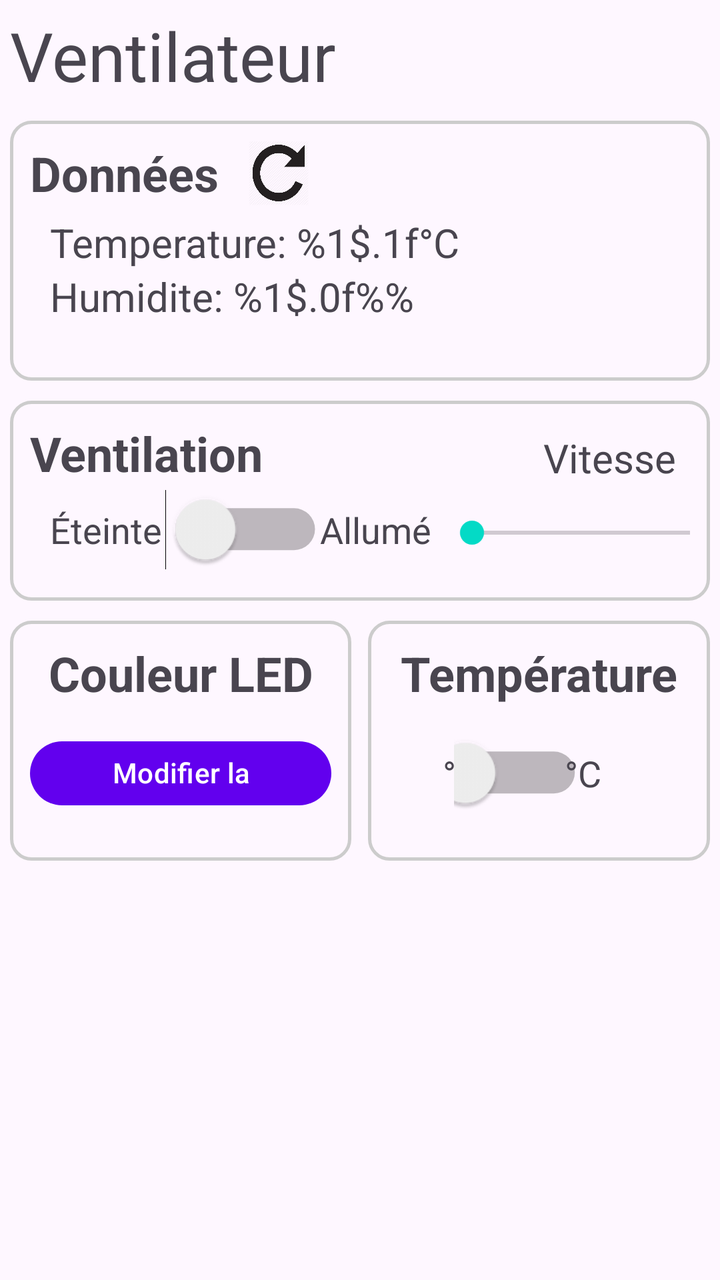
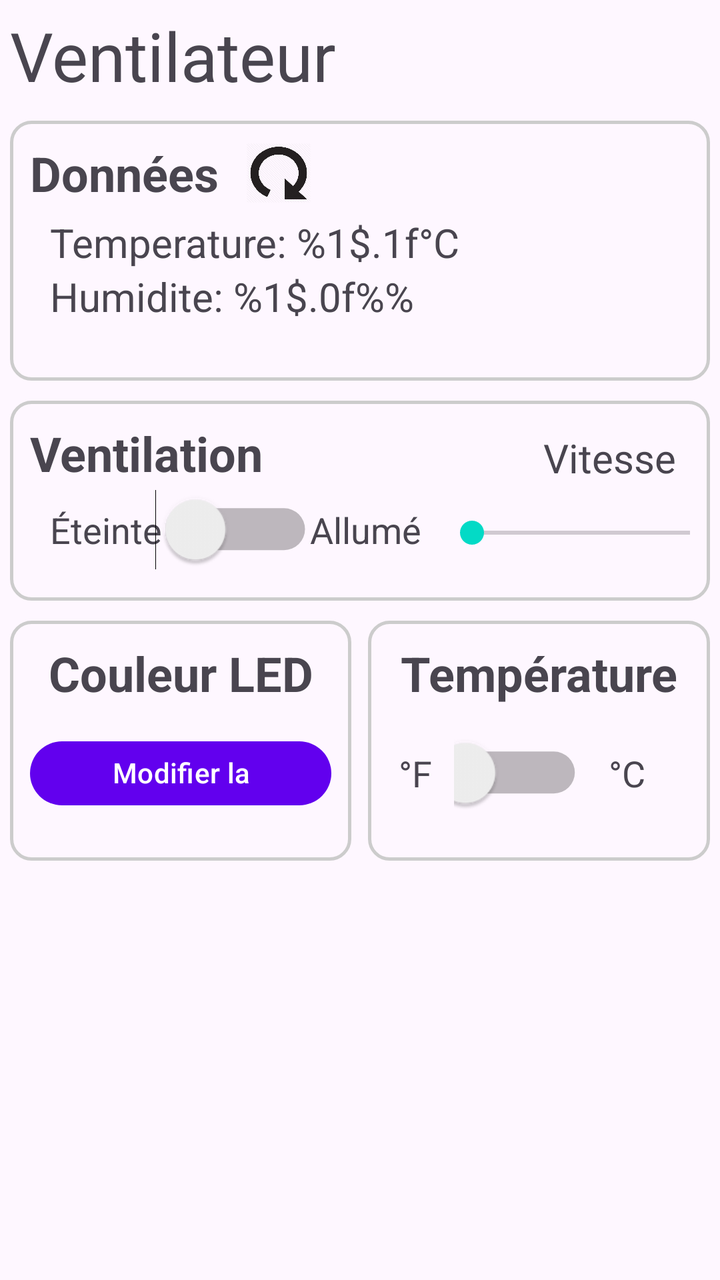

The first picture is an Android layout as it rendered before a commit; the second is the same layout after the commit. The layout source and the unified diff follow.
<!-- AndroidManifest.xml: application theme Theme.ObjetConnecteApplication -->
<!-- res/layout/fragment_accueil.xml -->
<?xml version="1.0" encoding="utf-8"?>
<androidx.constraintlayout.widget.ConstraintLayout xmlns:android="http://schemas.android.com/apk/res/android"
    android:layout_width="match_parent"
    xmlns:tools="http://schemas.android.com/tools"
    xmlns:app="http://schemas.android.com/apk/res-auto"
    android:layout_height="match_parent">

    <TextView
        android:id="@+id/tv_titre_vue_accueil"
        android:layout_width="wrap_content"
        android:layout_height="wrap_content"
        android:layout_marginStart="5dp"
        android:layout_marginTop="5dp"
        android:text="@string/ventilateur"
        android:textSize="34sp"
        app:layout_constraintStart_toStartOf="parent"
        app:layout_constraintTop_toTopOf="parent" />

    <androidx.constraintlayout.widget.ConstraintLayout
        android:id="@+id/layout_donnees"
        android:layout_width="0dp"
        android:layout_height="130dp"
        android:layout_marginStart="5dp"
        android:layout_marginTop="10dp"
        android:layout_marginEnd="5dp"
        android:background="@drawable/customborder"
        app:layout_constraintEnd_toEndOf="parent"
        app:layout_constraintStart_toStartOf="parent"
        app:layout_constraintTop_toBottomOf="@+id/tv_titre_vue_accueil">


        <TextView
            android:id="@+id/tv_donnees"
            android:layout_width="wrap_content"
            android:layout_height="wrap_content"
            android:text="@string/donnees"
            android:textSize="24sp"
            android:textStyle="bold"
            app:layout_constraintStart_toStartOf="parent"
            app:layout_constraintTop_toTopOf="parent" />

        <ImageButton
            android:id="@+id/btn_refresh_status"
            android:layout_width="30dp"
            android:layout_height="0dp"
            android:layout_marginStart="15dp"
            android:background="@drawable/reload_icon_16891"
            app:layout_constraintBottom_toBottomOf="@+id/tv_donnees"
            app:layout_constraintStart_toEndOf="@+id/tv_donnees"
            app:layout_constraintTop_toTopOf="@+id/tv_donnees" />

        <TextView
            android:id="@+id/tv_temperature"
            android:layout_width="wrap_content"
            android:layout_height="wrap_content"
            android:layout_marginStart="10dp"
            android:layout_marginTop="5dp"
            android:text="@string/temperature"
            android:textSize="20sp"
            app:layout_constraintStart_toStartOf="@+id/tv_donnees"
            app:layout_constraintTop_toBottomOf="@+id/tv_donnees" />

        <TextView
            android:id="@+id/tv_humidite"
            android:layout_width="wrap_content"
            android:layout_height="wrap_content"
            android:text="@string/humidite"
            android:textSize="20sp"
            app:layout_constraintStart_toStartOf="@+id/tv_temperature"
            app:layout_constraintTop_toBottomOf="@+id/tv_temperature" />

    </androidx.constraintlayout.widget.ConstraintLayout>

    <androidx.constraintlayout.widget.ConstraintLayout
        android:id="@+id/layout_ventilation"
        android:layout_width="0dp"
        android:layout_height="100dp"
        android:layout_marginTop="10dp"
        android:background="@drawable/customborder"
        app:layout_constraintEnd_toEndOf="@+id/layout_donnees"
        app:layout_constraintStart_toStartOf="@+id/layout_donnees"
        app:layout_constraintTop_toBottomOf="@+id/layout_donnees">

        <TextView
            android:id="@+id/tv_ventilation"
            android:layout_width="wrap_content"
            android:layout_height="wrap_content"
            android:text="@string/ventilation_titre"
            android:textSize="24sp"
            android:textStyle="bold"
            app:layout_constraintStart_toStartOf="parent"
            app:layout_constraintTop_toTopOf="parent" />

        <TextView
            android:id="@+id/tv_ventilation_eteint"
            android:layout_width="wrap_content"
            android:layout_height="wrap_content"
            android:layout_marginStart="10dp"
            android:layout_marginTop="10dp"
            android:text="@string/eteinte"
            android:textSize="18sp"
            app:layout_constraintStart_toStartOf="@+id/tv_ventilation"
            app:layout_constraintTop_toBottomOf="@+id/tv_ventilation" />

        <Switch
            android:id="@+id/switch_ventilation"
            android:layout_width="0dp"
            android:layout_height="37dp"
            android:layout_marginStart="15dp"
            android:scaleX="1.5"
            android:scaleY="1.5"
            app:layout_constraintBottom_toBottomOf="@+id/tv_ventilation_eteint"
            app:layout_constraintStart_toEndOf="@+id/tv_ventilation_eteint"
            app:layout_constraintTop_toTopOf="@+id/tv_ventilation_eteint"
            tools:ignore="UseSwitchCompatOrMaterialXml" />

        <TextView
            android:id="@+id/tv_ventilation_allume"
            android:layout_width="wrap_content"
            android:layout_height="wrap_content"
            android:layout_marginStart="10dp"
            android:text="@string/allume"
            android:textSize="18sp"
            app:layout_constraintBottom_toBottomOf="@+id/tv_ventilation_eteint"
            app:layout_constraintStart_toEndOf="@+id/switch_ventilation"
            app:layout_constraintTop_toTopOf="@+id/tv_ventilation_eteint"
            app:layout_constraintVertical_bias="0.0" />

        <TextView
            android:id="@+id/tv_ventilation_vitesse"
            android:layout_width="wrap_content"
            android:layout_height="wrap_content"
            android:layout_marginStart="140dp"
            android:layout_marginTop="5dp"
            android:text="@string/vitesse_titre"
            android:textSize="20sp"
            app:layout_constraintStart_toEndOf="@+id/tv_ventilation"
            app:layout_constraintTop_toTopOf="parent" />

        <SeekBar
            android:id="@+id/seekBar_vitesse"
            android:layout_width="170dp"
            android:layout_height="wrap_content"
            android:layout_marginTop="15dp"
            app:layout_constraintEnd_toEndOf="@+id/tv_ventilation_vitesse"
            app:layout_constraintStart_toStartOf="@+id/tv_ventilation_vitesse"
            app:layout_constraintTop_toBottomOf="@+id/tv_ventilation_vitesse" />

    </androidx.constraintlayout.widget.ConstraintLayout>

    <LinearLayout
        android:id="@+id/ll_led_temp"
        android:layout_width="0dp"
        android:layout_height="120dp"
        android:layout_marginTop="10dp"
        android:orientation="horizontal"
        app:layout_constraintEnd_toEndOf="@+id/layout_ventilation"
        app:layout_constraintStart_toStartOf="@+id/layout_ventilation"
        app:layout_constraintTop_toBottomOf="@+id/layout_ventilation">

        <androidx.constraintlayout.widget.ConstraintLayout
            android:id="@+id/layout_led"
            android:layout_width="0dp"
            android:layout_height="match_parent"
            android:layout_weight="1"
            android:background="@drawable/customborder">

            <TextView
                android:id="@+id/tv_couleur_led"
                android:layout_width="0dp"
                android:layout_height="wrap_content"
                android:gravity="center"
                android:text="@string/couleur_led_titre"
                android:textSize="24sp"
                android:textStyle="bold"
                app:layout_constraintEnd_toEndOf="parent"
                app:layout_constraintStart_toStartOf="parent"
                app:layout_constraintTop_toTopOf="parent" />

            <Button
                android:id="@+id/btn_modifier_couleur"
                android:layout_width="0dp"
                android:layout_height="40dp"
                android:text="@string/modifier_la_couleur"
                app:layout_constraintBottom_toBottomOf="parent"
                app:layout_constraintEnd_toEndOf="@+id/tv_couleur_led"
                app:layout_constraintStart_toStartOf="@+id/tv_couleur_led"
                app:layout_constraintTop_toBottomOf="@+id/tv_couleur_led" />
        </androidx.constraintlayout.widget.ConstraintLayout>

        <Space
            android:layout_width="wrap_content"
            android:layout_height="wrap_content"
            android:layout_weight="0.05" />

        <androidx.constraintlayout.widget.ConstraintLayout
            android:id="@+id/layout_temperature"
            android:layout_width="0dp"
            android:layout_height="match_parent"
            android:layout_weight="1"
            android:background="@drawable/customborder">

            <TextView
                android:id="@+id/tv_temperature_titre"
                android:layout_width="0dp"
                android:layout_height="wrap_content"
                android:gravity="center"
                android:text="@string/temp_rature_titre"
                android:textSize="24sp"
                android:textStyle="bold"
                app:layout_constraintEnd_toEndOf="parent"
                app:layout_constraintStart_toStartOf="parent"
                app:layout_constraintTop_toTopOf="parent" />

            <LinearLayout
                android:layout_width="0dp"
                android:layout_height="0dp"
                android:orientation="horizontal"
                app:layout_constraintBottom_toBottomOf="parent"
                app:layout_constraintEnd_toEndOf="@+id/tv_temperature_titre"
                app:layout_constraintStart_toStartOf="@+id/tv_temperature_titre"
                app:layout_constraintTop_toBottomOf="@+id/tv_temperature_titre">

                <TextView
                    android:id="@+id/tv_temperature_type_f"
                    android:layout_width="0dp"
                    android:layout_height="match_parent"
                    android:layout_weight="1"
                    android:gravity="center|right"
                    android:text="@string/temperature_type_f"
                    android:textSize="18sp" />

                <Switch
                    android:id="@+id/switch_temperature_type"
                    android:layout_width="0dp"
                    android:layout_height="match_parent"
                    android:layout_weight="1"
                    android:scaleX="1.5"
                    android:scaleY="1.5"
                    tools:ignore="UseSwitchCompatOrMaterialXml" />

                <TextView
                    android:id="@+id/tv_temperature_type_c"
                    android:layout_width="wrap_content"
                    android:layout_height="match_parent"
                    android:layout_weight="1"
                    android:gravity="center|left"
                    android:text="@string/temperature_type_c"
                    android:textSize="18sp" />
            </LinearLayout>

        </androidx.constraintlayout.widget.ConstraintLayout>

    </LinearLayout>

</androidx.constraintlayout.widget.ConstraintLayout>
<!-- resources referenced by this layout -->
<resources>
  <!-- drawable customborder (drawable) -->
  <?xml version="1.0" encoding="UTF-8"?>
  <shape xmlns:android="http://schemas.android.com/apk/res/android" android:shape="rectangle">
      <corners android:radius="10dp"/>
      <padding android:left="10dp" android:right="10dp" android:top="10dp" android:bottom="10dp"/>
      <stroke android:width="1.5dp" android:color="#CCCCCC"/>
  </shape>
  <!-- drawable reload_icon_16891: png bitmap (drawable, 21418 bytes) -->
  <string name="allume">Allumé</string>
  <string name="couleur_led_titre">Couleur LED</string>
  <string name="donnees">Données</string>
  <string name="eteinte">Éteinte</string>
  <string name="humidite">Humidite: %1$.0f%%</string>
  <string name="modifier_la_couleur">Modifier la couleur</string>
  <string name="temp_rature_titre">Température</string>
  <string name="temperature">Temperature: %1$.1f°C</string>
  <string name="temperature_type_c">°C</string>
  <string name="temperature_type_f">°F</string>
  <string name="ventilateur">Ventilateur</string>
  <string name="ventilation_titre">Ventilation</string>
  <string name="vitesse_titre">Vitesse</string>
  <style name="Theme.ObjetConnecteApplication" parent="Base.Theme.ObjetConnecteApplication" />
  <style name="Base.Theme.ObjetConnecteApplication" parent="Theme.Material3.DayNight.NoActionBar">
          
          <item name="colorPrimary">@color/colorPrimary</item> 
          <item name="colorOnPrimary">@color/colorOnPrimary</item> 
  
          <item name="colorSecondary">@color/colorSecondary</item> 
          <item name="colorOnSecondary">@color/colorOnSecondary</item> 
  
          
          <item name="buttonStyle">@style/ButtonStyle</item>
      </style>
  <color name="colorPrimary">#6200EE</color>
  <color name="colorOnPrimary">#FFFFFF</color>
  <color name="colorSecondary">#03DAC6</color>
  <color name="colorOnSecondary">#000000</color>
  <style name="ButtonStyle">
          <item name="android:backgroundTint">@color/colorButtonBackground</item>
          <item name="android:textColor">@color/colorButtonText</item>
      </style>
  <color name="colorButtonBackground">#FF6200</color>
  <color name="colorButtonText">#FFFFFF</color>
</resources>

<!-- the commit's change to res/layout/fragment_accueil.xml (unified diff, before → after) -->
@@ -1,8 +1,8 @@
 <?xml version="1.0" encoding="utf-8"?>
 <androidx.constraintlayout.widget.ConstraintLayout xmlns:android="http://schemas.android.com/apk/res/android"
+    xmlns:app="http://schemas.android.com/apk/res-auto"
+    xmlns:tools="http://schemas.android.com/tools"
     android:layout_width="match_parent"
-    xmlns:tools="http://schemas.android.com/tools"
-    xmlns:app="http://schemas.android.com/apk/res-auto"
     android:layout_height="match_parent">
 
     <TextView
@@ -45,6 +45,7 @@
             android:layout_height="0dp"
             android:layout_marginStart="15dp"
             android:background="@drawable/reload_icon_16891"
+            android:rotation="90"
             app:layout_constraintBottom_toBottomOf="@+id/tv_donnees"
             app:layout_constraintStart_toEndOf="@+id/tv_donnees"
             app:layout_constraintTop_toTopOf="@+id/tv_donnees" />
@@ -106,7 +107,7 @@
             android:id="@+id/switch_ventilation"
             android:layout_width="0dp"
             android:layout_height="37dp"
-            android:layout_marginStart="15dp"
+            android:layout_marginStart="10dp"
             android:scaleX="1.5"
             android:scaleY="1.5"
             app:layout_constraintBottom_toBottomOf="@+id/tv_ventilation_eteint"
@@ -230,14 +231,24 @@
                     android:text="@string/temperature_type_f"
                     android:textSize="18sp" />
 
+                <Space
+                    android:layout_width="wrap_content"
+                    android:layout_height="wrap_content"
+                    android:layout_weight="1" />
+
                 <Switch
                     android:id="@+id/switch_temperature_type"
                     android:layout_width="0dp"
                     android:layout_height="match_parent"
-                    android:layout_weight="1"
+                    android:layout_weight="2"
                     android:scaleX="1.5"
                     android:scaleY="1.5"
                     tools:ignore="UseSwitchCompatOrMaterialXml" />
+
+                <Space
+                    android:layout_width="wrap_content"
+                    android:layout_height="wrap_content"
+                    android:layout_weight="1" />
 
                 <TextView
                     android:id="@+id/tv_temperature_type_c"
